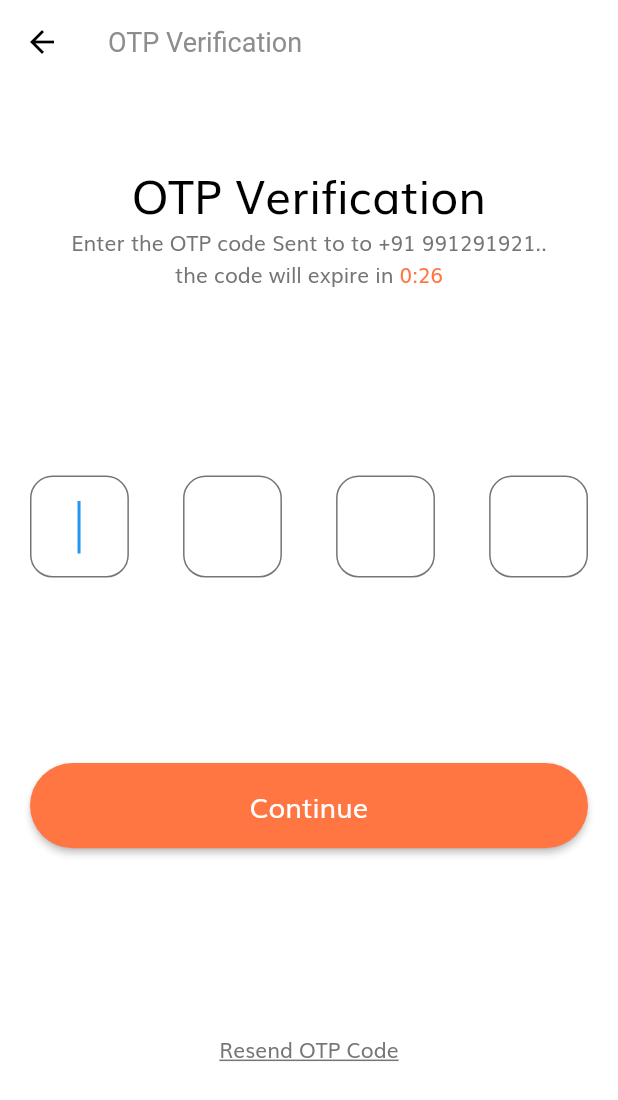
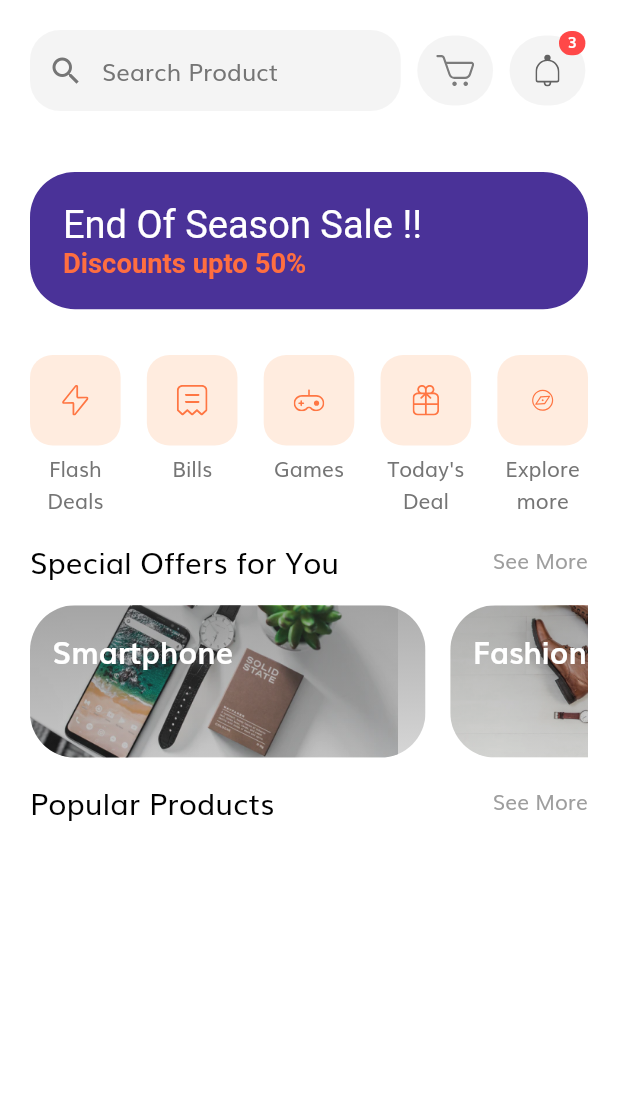
Before and after one commit to ritikjainx/E-Commerce-App, a Flutter app: the OTPscreen screen opened by its route, after a tap on "Continue", on a phone screen of 412 x 824 dp. Shown: the top 1100 px of the screen. Run offline on Flutter 3.47's test engine with Material 2 defaults, Android fonts, the phone set to English and light mode, and no system bars; our stand-ins replace flutter_svg.

Commit message:
just bottom part left

```diff
--- a/lib/Routes.dart
+++ b/lib/Routes.dart
@@ -1,5 +1,6 @@
 import 'package:flutter/material.dart';
 import 'package:needs_app/Screens/Forget_Screen/forgetscreen.dart';
+import 'package:needs_app/Screens/HomeScreen/homeScreen.dart';
 import 'package:needs_app/Screens/LoginPage/loginPage.dart';
 import 'package:needs_app/Screens/OTP_Screen/OTPScreen.dart';
 import 'package:needs_app/Screens/ProfilePage/profilePaage.dart';
@@ -13,4 +14,5 @@ Map<String, WidgetBuilder> routes = {
   SignUp.routeName: (context) => SignUp(),
   ProfilePage.routeName: (context) => ProfilePage(),
   OTPscreen.routeName: (context) => OTPscreen(),
+  HomeScreen.routeName: (context) => HomeScreen(),
 };
--- /dev/null
+++ b/lib/Screens/HomeScreen/Body.dart
@@ -0,0 +1,63 @@
+import 'package:flutter/material.dart';
+import 'package:needs_app/constants.dart';
+import 'package:needs_app/sizeConfig.dart';
+import 'components/DicountCard.dart';
+import 'components/SectionBreak.dart';
+import 'components/SpecialOfferCard.dart';
+import 'components/categories.dart';
+import 'components/topbar.dart';
+
+class Body extends StatelessWidget {
+  @override
+  Widget build(BuildContext context) {
+    return SafeArea(
+        child: Padding(
+      padding: const EdgeInsets.all(20.0),
+      child: Column(
+        // mainAxisAlignment: MainAxisAlignment.start,
+        crossAxisAlignment: CrossAxisAlignment.start,
+        children: [
+          Topbar(),
+          SizedBox(height: getProportionateScreenHeight(40)),
+          Discountcard(),
+          SizedBox(height: getProportionateScreenHeight(30)),
+          Categories(),
+          SizedBox(height: getProportionateScreenHeight(15)),
+          SectionBreakTitle(
+            text: 'Special Offers for You',
+            onpress: () {},
+          ),
+          SizedBox(height: getProportionateScreenHeight(15)),
+          SingleChildScrollView(
+            scrollDirection: Axis.horizontal,
+            child: Row(
+              // mainAxisAlignment: MainAxisAlignment.spaceBetween,
+              children: [
+                SpecialOfferCard(
+                  imagePath: 'assets/images/Image Banner 2.png',
+                  categoryTitle: 'Smartphone',
+                  onpress: () {
+                    print('preseed');
+                  },
+                ),
+                SizedBox(width: getProportionateScreenWidth(15)),
+                SpecialOfferCard(
+                  imagePath: 'assets/images/Image Banner 3.png',
+                  categoryTitle: 'Fashion',
+                  onpress: () {
+                    print('preseed');
+                  },
+                )
+              ],
+            ),
+          ),
+          SizedBox(height: getProportionateScreenHeight(15)),
+          SectionBreakTitle(
+            text: 'Popular Products',
+            onpress: () {},
+          ),
+        ],
+      ),
+    ));
+  }
+}
--- /dev/null
+++ b/lib/Screens/HomeScreen/components/DicountCard.dart
@@ -0,0 +1,36 @@
+import 'package:flutter/material.dart';
+
+import '../../../sizeConfig.dart';
+
+class Discountcard extends StatelessWidget {
+  const Discountcard({
+    Key key,
+  }) : super(key: key);
+
+  @override
+  Widget build(BuildContext context) {
+    return Container(
+      width: double.infinity,
+      padding:
+          EdgeInsets.symmetric(horizontal: getProportionateScreenWidth(20), vertical: getProportionateScreenHeight(20)),
+      // height: getProportionateScreenHeight(100),
+      decoration: BoxDecoration(
+        borderRadius: BorderRadius.circular(30),
+        color: Color(0xff4a3298),
+      ),
+
+      child: Text.rich(TextSpan(
+          text: 'End Of Season Sale !!',
+          style: TextStyle(color: Colors.white, fontSize: getProportionateScreenHeight(25)),
+          children: [
+            TextSpan(
+              text: "\nDiscounts upto 50%",
+              style: TextStyle(
+                  color: Colors.deepOrangeAccent,
+                  fontSize: getProportionateScreenHeight(18),
+                  fontWeight: FontWeight.bold),
+            ),
+          ])),
+    );
+  }
+}
--- /dev/null
+++ b/lib/Screens/HomeScreen/components/IconwithCounter.dart
@@ -0,0 +1,54 @@
+import 'package:flutter/material.dart';
+import 'package:flutter_svg/svg.dart';
+
+import '../../../constants.dart';
+import '../../../sizeConfig.dart';
+
+class IconButtonWithCounter extends StatelessWidget {
+  final String svgPath;
+  final int numberofItems;
+  final Function onpress;
+
+  const IconButtonWithCounter({this.svgPath, this.numberofItems, this.onpress});
+
+  @override
+  Widget build(BuildContext context) {
+    return InkWell(
+        onTap: onpress,
+        child: Stack(
+          clipBehavior: Clip.none,
+          children: [
+            Container(
+                padding: EdgeInsets.all(getProportionateScreenWidth(11.5)),
+                height: getProportionateScreenHeight(46),
+                width: getProportionateScreenWidth(46),
+                decoration:
+                    BoxDecoration(color: kSecondryColor.withOpacity(0.1), borderRadius: BorderRadius.circular(50)),
+                child: SvgPicture.asset(
+                  svgPath,
+                )),
+            if (numberofItems != 0)
+              Positioned(
+                top: -3,
+                right: 0,
+                child: Container(
+                    child: Center(
+                        child: Text(
+                      numberofItems.toString(),
+                      style: TextStyle(
+                          color: Colors.white,
+                          fontWeight: FontWeight.bold,
+                          fontSize: getProportionateScreenHeight(10),
+                          height: 1),
+                    )),
+                    height: getProportionateScreenHeight(16),
+                    width: getProportionateScreenWidth(16),
+                    decoration: BoxDecoration(
+                      borderRadius: BorderRadius.circular(8),
+                      color: Color(0xffff4848),
+                    )),
+              )
+          ],
+        ));
+  }
+}
--- /dev/null
+++ b/lib/Screens/HomeScreen/components/SectionBreak.dart
@@ -0,0 +1,29 @@
+import 'package:flutter/material.dart';
+
+import '../../../sizeConfig.dart';
+
+class SectionBreakTitle extends StatelessWidget {
+  final String text;
+  final onpress;
+
+  const SectionBreakTitle({Key key, this.text, this.onpress}) : super(key: key);
+
+  @override
+  Widget build(BuildContext context) {
+    return Row(
+      children: [
+        Text(
+          text,
+          style: TextStyle(fontSize: getProportionateScreenWidth(18), color: Colors.black),
+        ),
+        Spacer(),
+        GestureDetector(
+            onTap: onpress,
+            child: Text(
+              'See More',
+              style: TextStyle(color: Colors.grey.shade500),
+            )),
+      ],
+    );
+  }
+}
--- /dev/null
+++ b/lib/Screens/HomeScreen/components/SpecialOfferCard.dart
@@ -0,0 +1,49 @@
+import 'package:flutter/material.dart';
+
+import '../../../sizeConfig.dart';
+
+class SpecialOfferCard extends StatelessWidget {
+  final String categoryTitle;
+  final String imagePath;
+  final Function onpress;
+
+  const SpecialOfferCard({Key key, this.categoryTitle, this.imagePath, this.onpress}) : super(key: key);
+
+  @override
+  Widget build(BuildContext context) {
+    return GestureDetector(
+      onTap: onpress,
+      child: SizedBox(
+        height: getProportionateScreenHeight(100),
+        width: getProportionateScreenWidth(240),
+        child: ClipRRect(
+          borderRadius: BorderRadius.circular(30),
+          child: Stack(
+            children: [
+              Image.asset(
+                imagePath,
+                fit: BoxFit.fill,
+              ),
+              Container(
+                decoration: BoxDecoration(
+                  gradient: LinearGradient(
+                      begin: Alignment.topCenter,
+                      end: Alignment.bottomCenter,
+                      colors: [Color(0xff343434).withOpacity(0.4), Color(0xff343434).withOpacity(0.2)]),
+                ),
+              ),
+              Padding(
+                padding: const EdgeInsets.all(15.0),
+                child: Text(
+                  categoryTitle,
+                  style: TextStyle(
+                      color: Colors.white, fontSize: getProportionateScreenHeight(20), fontWeight: FontWeight.bold),
+                ),
+              ),
+            ],
+          ),
+        ),
+      ),
+    );
+  }
+}
--- /dev/null
+++ b/lib/Screens/HomeScreen/components/categories.dart
@@ -0,0 +1,53 @@
+import 'package:flutter/material.dart';
+import 'package:flutter_svg/svg.dart';
+
+import '../../../sizeConfig.dart';
+
+class Categories extends StatelessWidget {
+  final List<Map> categories = [
+    {'icon': 'assets/icons/Flash Icon.svg', 'Text': 'Flash \nDeals'},
+    {'icon': 'assets/icons/Bill Icon.svg', 'Text': 'Bills'},
+    {'icon': 'assets/icons/Game Icon.svg', 'Text': 'Games'},
+    {'icon': 'assets/icons/Gift Icon.svg', 'Text': 'Today\'s \nDeal'},
+    {'icon': 'assets/icons/Discover.svg', 'Text': 'Explore \nmore'}
+  ];
+  @override
+  Widget build(BuildContext context) {
+    return Row(
+      mainAxisAlignment: MainAxisAlignment.spaceBetween,
+      crossAxisAlignment: CrossAxisAlignment.start,
+      children: List.generate(categories.length, (index) {
+        return categoryCard(iconpath: categories[index]['icon'], text: categories[index]['Text']);
+      }),
+    );
+  }
+
+  Column categoryCard({String iconpath, String text}) {
+    return Column(
+      children: [
+        SizedBox(
+          width: getProportionateScreenWidth(55),
+          child: AspectRatio(
+            aspectRatio: 1.0,
+            child: Container(
+              decoration: BoxDecoration(
+                color: Color(0xffffecdf),
+                borderRadius: BorderRadius.circular(15),
+              ),
+              padding: EdgeInsets.all(20),
+              child: SvgPicture.asset(
+                iconpath,
+                height: getProportionateScreenHeight(25),
+              ),
+            ),
+          ),
+        ),
+        SizedBox(height: getProportionateScreenHeight(5)),
+        Text(
+          text,
+          textAlign: TextAlign.center,
+        )
+      ],
+    );
+  }
+}
--- /dev/null
+++ b/lib/Screens/HomeScreen/components/topbar.dart
@@ -0,0 +1,53 @@
+import 'package:flutter/material.dart';
+
+import '../../../constants.dart';
+import '../../../sizeConfig.dart';
+import 'IconwithCounter.dart';
+
+class Topbar extends StatelessWidget {
+  @override
+  Widget build(BuildContext context) {
+    return Row(
+      children: [
+        SizedBox(
+          width: SizeConfig.screenWidth * 0.6,
+          child: Container(
+            decoration: BoxDecoration(
+              color: kSecondryColor.withOpacity(0.1),
+              borderRadius: BorderRadius.circular(20),
+            ),
+            child: TextField(
+              decoration: InputDecoration(
+                  hintText: 'Search Product',
+                  hintStyle: TextStyle(color: kTextColor),
+                  prefixIcon: Icon(
+                    Icons.search,
+                    color: kTextColor,
+                  ),
+                  contentPadding: EdgeInsets.all(15),
+                  fillColor: Colors.grey,
+                  enabledBorder: InputBorder.none,
+                  focusedBorder: InputBorder.none),
+            ),
+          ),
+        ),
+        SizedBox(
+          width: getProportionateScreenWidth(10),
+        ),
+        IconButtonWithCounter(
+          svgPath: 'assets/icons/Cart Icon.svg',
+          numberofItems: 0,
+          onpress: () {},
+        ),
+        SizedBox(
+          width: getProportionateScreenWidth(10),
+        ),
+        IconButtonWithCounter(
+          svgPath: 'assets/icons/Bell.svg',
+          numberofItems: 3,
+          onpress: () {},
+        ),
+      ],
+    );
+  }
+}
--- /dev/null
+++ b/lib/Screens/HomeScreen/homeScreen.dart
@@ -0,0 +1,15 @@
+import 'package:flutter/material.dart';
+import 'package:needs_app/sizeConfig.dart';
+
+import 'Body.dart';
+
+class HomeScreen extends StatelessWidget {
+  static const routeName = '/HomeScrene';
+  @override
+  Widget build(BuildContext context) {
+    SizeConfig().init(context);
+    return Scaffold(
+      body: Body(),
+    );
+  }
+}
--- a/lib/Screens/OTP_Screen/Body.dart
+++ b/lib/Screens/OTP_Screen/Body.dart
@@ -1,4 +1,5 @@
 import 'package:flutter/material.dart';
+import 'package:needs_app/Screens/HomeScreen/homeScreen.dart';
 import 'package:needs_app/components/DefaultButton.dart';
 import 'package:needs_app/constants.dart';
 import 'package:needs_app/sizeConfig.dart';
@@ -39,7 +40,9 @@ class Body extends StatelessWidget {
           SizedBox(height: SizeConfig.screenHeight * 0.15),
           Defaultbutton(
             text: 'Continue',
-            onpressed: () {},
+            onpressed: () {
+              Navigator.pushNamed(context, HomeScreen.routeName);
+            },
           ),
           SizedBox(height: SizeConfig.screenHeight * 0.15),
           Text(
--- a/lib/main.dart
+++ b/lib/main.dart
@@ -1,7 +1,8 @@
 import 'package:flutter/material.dart';
 import 'package:needs_app/Routes.dart';
+import 'package:needs_app/Screens/HomeScreen/homeScreen.dart';
 import 'package:needs_app/theme.dart';
-import 'Screens/splash/splashScreens.dart';
+// import 'Screens/splash/splashScreens.dart';
 
 void main() {
   runApp(MyApp());
@@ -14,7 +15,7 @@ class MyApp extends StatelessWidget {
       debugShowCheckedModeBanner: false,
       title: 'Needs',
       theme: themeData(),
-      initialRoute: SplashScreen.routename,
+      initialRoute: HomeScreen.routeName,
       routes: routes,
     );
   }
```
